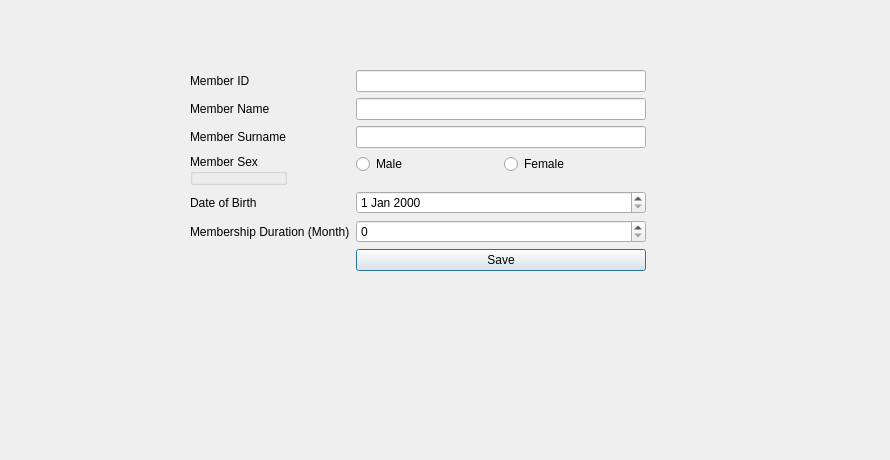
Old version of the form updatememberinfo.ui in the repository hakut/SCMS.
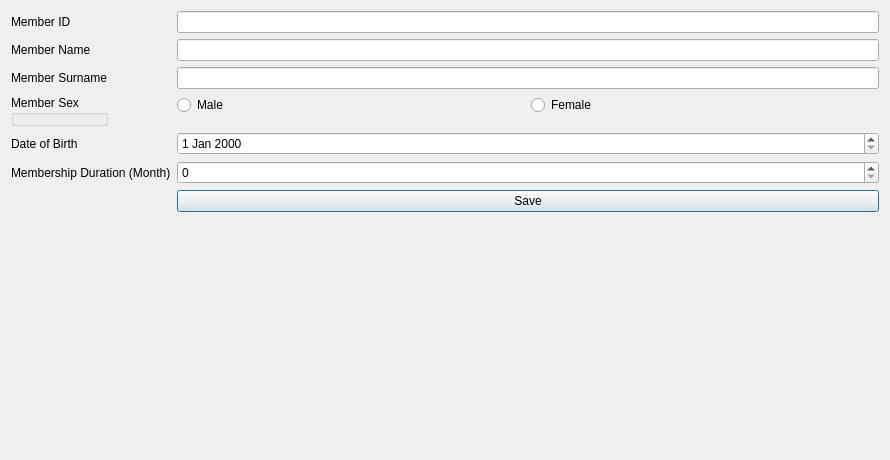
New version of the form.

Commit message: grid is done

What changed in the file:
```diff
--- a/updatememberinfo.ui
+++ b/updatememberinfo.ui
@@ -13,15 +13,8 @@
   <property name="windowTitle">
    <string>Dialog</string>
   </property>
-  <widget class="QWidget" name="formLayoutWidget">
-   <property name="geometry">
-    <rect>
-     <x>190</x>
-     <y>70</y>
-     <width>456</width>
-     <height>306</height>
-    </rect>
-   </property>
+  <layout class="QGridLayout" name="gridLayout">
+   <item row="0" column="0">
    <layout class="QFormLayout" name="formLayout">
     <item row="0" column="0">
      <widget class="QLabel" name="memberIDLabel">
@@ -110,7 +103,8 @@
      </widget>
     </item>
    </layout>
-  </widget>
+   </item>
+  </layout>
  </widget>
  <resources/>
  <connections/>
```
Lines whose indentation alone changed are shown as unchanged. The commit also changes 3 other files.
